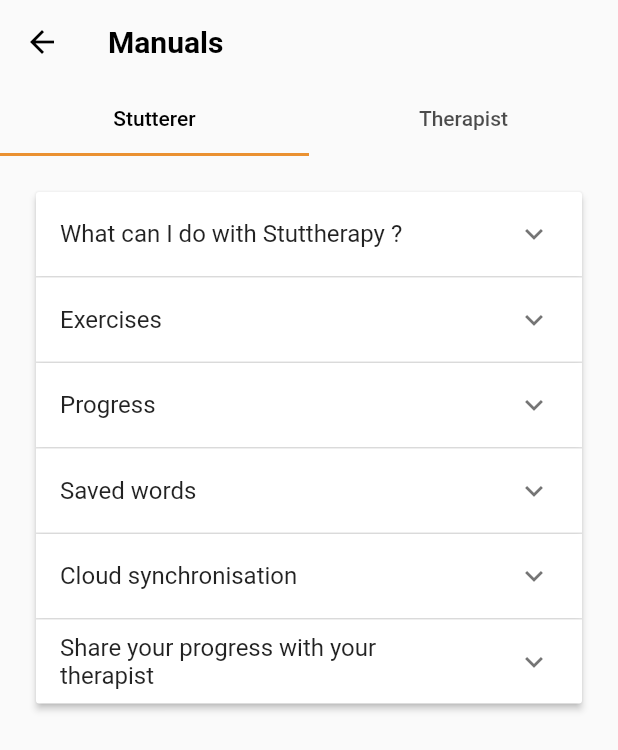
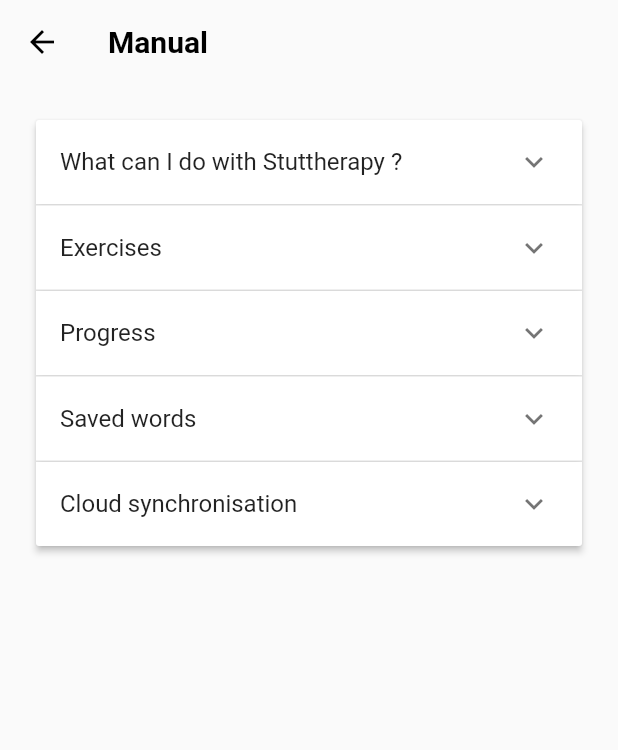
Before and after one commit to Romain-Guillot/Stuttherapy, a Flutter app: the Manual screen opened directly, on a phone screen of 412 x 824 dp. Shown: the top 750 px of the screen. Run offline on Flutter 3.47's test engine with Material 2 defaults, Android fonts, the phone set to English and light mode, and no system bars; our stand-ins replace audioplayers, camera, charts_flutter, cloud_firestore, firebase_auth, flutter_markdown and 7 more; missing offline and left inert: flutter_sound; accounts and stored records are empty; generated files the repository leaves out were written again.

Commit message:
Add boolean to disable / enable therapists part

```diff
--- a/lib/main.dart
+++ b/lib/main.dart
@@ -8,9 +8,13 @@ import 'package:stuttherapy/ui/homepage_therapist.dart';
 import 'package:stuttherapy/ui/startup.dart';
 
 
-/*
-Regroue SettingsItemWidget to one super widget
-*/
+/**
+ * Therapists feature are currently removed from this version
+ * to enable it just, set enableTherapistFeatures to true
+ */
+bool enableTherapistFeatures = false;
+
+
 final MaterialColor primary = MaterialColor(
   1,
   {
--- a/lib/providers/exercises_loader.dart
+++ b/lib/providers/exercises_loader.dart
@@ -32,8 +32,6 @@ class ExercisesLoader {
       MetronomeExercise(),
       ReadingExercise(),
       MirroringExercise(),
-      ReadingExercise(),
-      ReadingExercise(),
       // DAFExercise(),
     ]);
     return _themes.stream;
--- a/lib/strings.dart
+++ b/lib/strings.dart
@@ -18,11 +18,11 @@ class Strings {
   // STARTUP
   static const STARTUP_TITLE = "Hi,";
   static const STARTUP_INTRO = "Stuttherapy is an application to help you overcome your stuttering through different exercises. Train freely, without pressure!\n\nYou can keep track of your progress and share your results with your therapist to get feedback.\n\nBefore you start, choose the context in which you will use this application:";
-  static const STARTUP_SUBMIT = "Submit !";
+  static const STARTUP_SUBMIT = "Continue !";
   static const STARTUP_ERROR_NO_ACCOUNT_SELECTED = "You have to select an account type !";
 
   // MANUAL
-  static const MANUAL_TITLE = "Manuals";
+  static const MANUAL_TITLE = "Manual";
   static const MANUAL_DESCRIPTION = "Learn how to use the application.";
 
   // EXERCISE - metronome
--- a/lib/ui/account/account_log_in.dart
+++ b/lib/ui/account/account_log_in.dart
@@ -93,7 +93,7 @@ class _LogInFormState extends State<LogInForm> {
           TextFormField(
             controller: passwordController,
             enabled: !isLoading,
-            decoration: InputDecoration(labelText: Strings.ACCOUNT_FORM_PASSWORD_CONFIRM_LABLE),
+            decoration: InputDecoration(labelText: Strings.ACCOUNT_FORM_PASSWORD_LABEL),
             obscureText: true,
             autofocus: false,
             validator: (password) => password.isEmpty ? Strings.ACCOUNT_FORM_PASSWORD_ERROR : null,
--- a/lib/ui/homepage_stutter.dart
+++ b/lib/ui/homepage_stutter.dart
@@ -1,4 +1,5 @@
 import 'package:flutter/material.dart';
+import 'package:stuttherapy/main.dart';
 import 'package:stuttherapy/providers/account_provider.dart';
 import 'package:stuttherapy/strings.dart';
 import 'package:stuttherapy/ui/components/drawer_menu.dart';
@@ -54,7 +55,7 @@ class _HomePageStutterState extends State<HomePageStutter> {
 
         ]
       ),
-      bottomNavigationBar: BottomNavigationBar(
+      bottomNavigationBar: !enableTherapistFeatures ? null : BottomNavigationBar(
         items: _pagesNavigationIndicator.keys.map((String value) {
           return BottomNavigationBarItem(icon: _pagesNavigationIndicator[value], title: Text(value));
         }).toList(),
--- a/lib/ui/manual.dart
+++ b/lib/ui/manual.dart
@@ -1,5 +1,6 @@
 import 'package:flutter/material.dart';
 import 'package:flutter_markdown/flutter_markdown.dart';
+import 'package:stuttherapy/main.dart';
 import 'package:stuttherapy/strings.dart';
 import 'package:stuttherapy/ui/dimen.dart';
 
@@ -14,11 +15,11 @@ Stuttherapy is an application that helps you **overcome your stuttering** with e
 - Check your **progress**;
 - Manage and consult your **saved words**;
 - **Synchronize your progress** in the cloud;
-- **Share** your progress with your **therapist**.
+
 
 *However, keep in mind that Stuttherapy does not replace a doctor or therapist, it should be used as a complementary aid.*
     """,
-  ),
+  ),//- **Share** your progress with your **therapist**.
   ManualItem(
     title: "Exercises",
     content: """
@@ -71,7 +72,7 @@ You can access the list of all these words to practice on them, simply view or d
   ManualItem(
     title: "Cloud synchronisation",
     content: """
-You can synchronize your progress exercises in the cloud to make sure you don't lose them and can restore them at any time on all your Android devices. Synchronization is also useful to share your progress with your therapist (see the guide below).
+You can synchronize your progress exercises in the cloud to make sure you don't lose them and can restore them at any time on all your Android devices.
 
 In order to synchronize your progress, you must create an account (with a name, email address and password). Once the account is created you can synchronize the exercises of your progress on the cloud.
 
@@ -79,7 +80,8 @@ Once connected, simply open the exercises you want to synchronize in the progres
 
 *Tip:* The registration and login buttons are located in the main menu of the application (button at the top left of the main page). You can remove an exercise from your synchronized progress in the cloud at any time.
 """,
-  ),
+  ),//Synchronization is also useful to share your progress with your therapist (see the guide below).
+  if(enableTherapistFeatures)
   ManualItem(
     title: "Share your progress with your therapist",
     content: """
@@ -136,7 +138,8 @@ class Manual extends StatelessWidget {
 
   @override
   Widget build(BuildContext context) {
-    return DefaultTabController(
+    if(enableTherapistFeatures) {
+      return DefaultTabController(
         length: 2,
         child: Scaffold(
           appBar: AppBar(
@@ -156,8 +159,21 @@ class Manual extends StatelessWidget {
             ],
           ),
         ),
-    );
+      );
+    } else {
+      return Scaffold(
+          appBar: AppBar(
+            title: Text(Strings.MANUAL_TITLE),
+          ),
+          body:
+              ManualList(items: stuttererItems),
+
+      );
+    }
+
   }
+
+
 }
 
 class ManualList extends StatefulWidget {
```
Also changed, not shown: lib/ui/startup.dart (+10 -7 lines), icon/logo.png (deleted), icon/logo_back.png (deleted), icon/logo_front.png (deleted), 7 other files.
